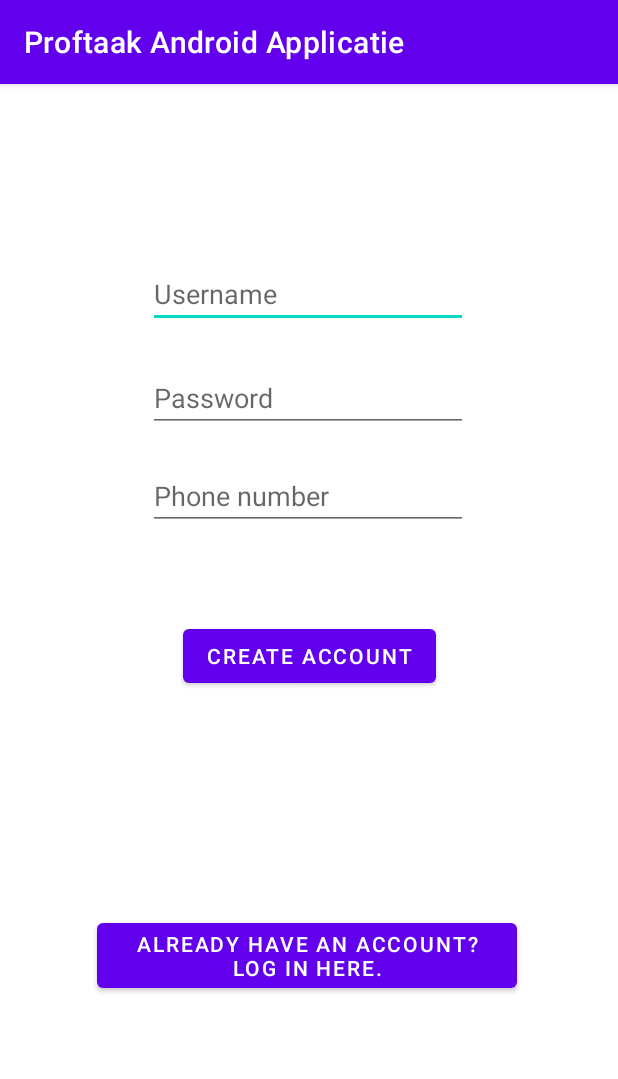
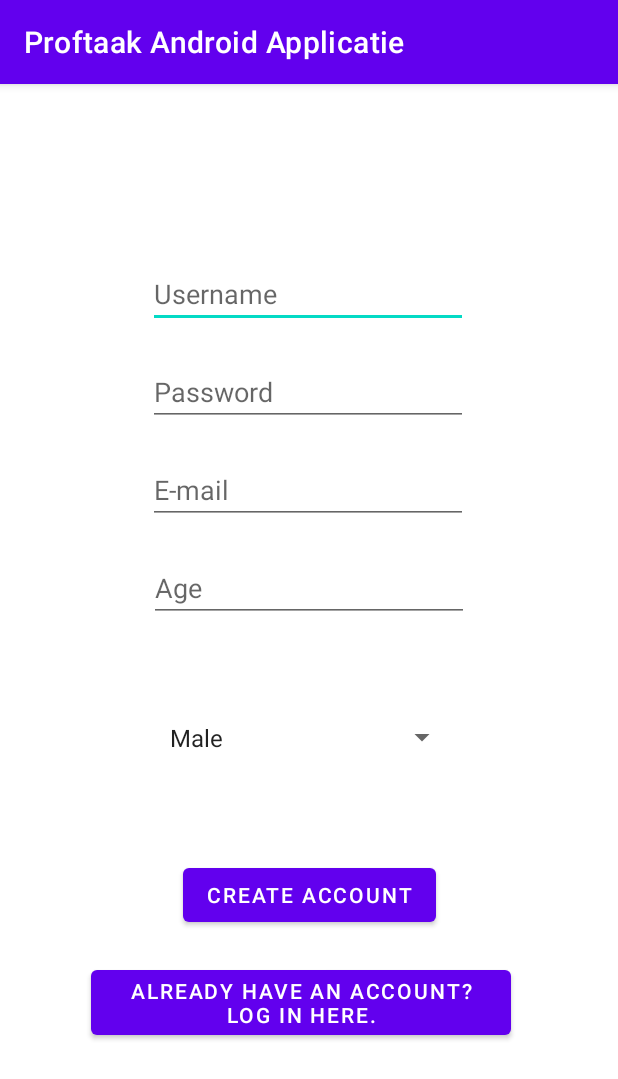
Before and after one commit to ebekoudijs/Proftaak_Android_Applicatie, an Android app: the screen it shows after launch (MainActivity), on a phone screen of 412 x 824 dp. Shown: the top 1079 px of the screen. Run offline under Robolectric (Android 15) with nearby library versions, the phone set to English and light mode, and no system bars.

```diff
--- a/app/src/main/AndroidManifest.xml
+++ b/app/src/main/AndroidManifest.xml
@@ -14,7 +14,7 @@
         android:supportsRtl="true"
         android:theme="@style/Theme.ProftaakAndroidApplicatie">
         <activity android:name=".Login" />
-        <activity android:name=".Order" />
+        <activity android:name=".OrderActivity" />
 
 
 
--- a/app/src/main/java/com/ebekoudijs/proftaakandroidapplicatie/MainActivity.java
+++ b/app/src/main/java/com/ebekoudijs/proftaakandroidapplicatie/MainActivity.java
@@ -6,19 +6,19 @@ import android.content.Intent;
 import android.os.Bundle;
 import android.util.Log;
 import android.view.View;
+import android.widget.AdapterView;
+import android.widget.ArrayAdapter;
 import android.widget.Button;
 import android.widget.EditText;
+import android.widget.Spinner;
 import android.widget.Toast;
 
 import com.ebekoudijs.proftaakandroidapplicatie.services.IUserService;
 import com.ebekoudijs.proftaakandroidapplicatie.services.UserService;
-import com.google.gson.Gson;
 
-import java.io.DataOutputStream;
-import java.net.HttpURLConnection;
-import java.net.URL;
+public class MainActivity extends AppCompatActivity implements AdapterView.OnItemSelectedListener {
 
-public class MainActivity extends AppCompatActivity {
+    public String spinnerContent;
 
     @Override
     protected void onCreate(Bundle savedInstanceState) {
@@ -27,11 +27,19 @@ public class MainActivity extends AppCompatActivity {
         IUserService userService = new UserService();
 
 
-        EditText EditTextUsername = findViewById(R.id.editTextUsername);
-        EditText EditTextPassword = findViewById(R.id.editTextPassword);
-        EditText EditTextPhoneNumber = findViewById(R.id.editTextPhoneNumber);
+        EditText editTextUsername = findViewById(R.id.editTextUsername);
+        EditText editTextPassword = findViewById(R.id.editTextPassword);
+        EditText editTextEmail = findViewById(R.id.editTextEmail);
+        EditText editTextAge = findViewById(R.id.editTextAge);
         Button Submit = findViewById(R.id.buttonCreate);
         Button ToLogin = findViewById(R.id.buttonToLogin);
+        Spinner spinner = findViewById(R.id.spinnerGender);
+
+
+        ArrayAdapter<CharSequence> adapter = ArrayAdapter.createFromResource(this, R.array.Genders, android.R.layout.simple_spinner_item);
+        adapter.setDropDownViewResource(android.R.layout.simple_spinner_dropdown_item);
+        spinner.setAdapter(adapter);
+        spinner.setOnItemSelectedListener(this);
 
 
 
@@ -39,8 +47,8 @@ public class MainActivity extends AppCompatActivity {
             @Override
             public void onClick(View v) {
 
-                User user = new User(EditTextUsername.getText().toString(), EditTextPassword.getText().toString(), EditTextPhoneNumber.getText().toString());
-
+                User user = new User(editTextUsername.getText().toString(), editTextPassword.getText().toString(), editTextEmail.getText().toString(),
+                        Integer.parseInt(editTextAge.getText().toString()), spinnerContent);
                 TaskRunner.executeAsync(() -> userService.createUser(user), (result)-> {
                     if (result.isPresent()){
                         Toast.makeText(getApplicationContext(), "Credentials sent successfully.", Toast.LENGTH_LONG).show();
@@ -48,7 +56,6 @@ public class MainActivity extends AppCompatActivity {
                     else {
                         Toast.makeText(getApplicationContext(), "Credentials NOT sent successfully!", Toast.LENGTH_LONG).show();
                     }
-
                 });
 
             }
@@ -63,4 +70,13 @@ public class MainActivity extends AppCompatActivity {
         });
     }
 
+    @Override
+    public void onItemSelected(AdapterView<?> parent, View view, int position, long id) {
+        spinnerContent = parent.getItemAtPosition(position).toString();
+    }
+
+    @Override
+    public void onNothingSelected(AdapterView<?> parent) {
+    }
+
 }
--- a/app/src/main/java/com/ebekoudijs/proftaakandroidapplicatie/Product.java
+++ b/app/src/main/java/com/ebekoudijs/proftaakandroidapplicatie/Product.java
@@ -7,5 +7,5 @@ public class Product {
     public int stock;
     public double amountCl;
     public String description;
-    public int orderAmount;
+    public int productId;
 }
--- a/app/src/main/java/com/ebekoudijs/proftaakandroidapplicatie/services/IOrderService.java
+++ b/app/src/main/java/com/ebekoudijs/proftaakandroidapplicatie/services/IOrderService.java
@@ -5,6 +5,6 @@ import com.ebekoudijs.proftaakandroidapplicatie.Product;
 import java.util.List;
 
 public interface IOrderService {
-    List<Product> getDrinks ();
-
+    List<Product> getDrinks();
+    Order addOrder(Order order);
 }
--- a/app/src/main/java/com/ebekoudijs/proftaakandroidapplicatie/services/UserService.java
+++ b/app/src/main/java/com/ebekoudijs/proftaakandroidapplicatie/services/UserService.java
@@ -39,7 +39,6 @@ public class UserService extends ApiWrapper implements IUserService {
 
                 return gson.fromJson(content.toString(), User.class);
             } catch (Exception e) {
-                //Log.e(TAG, "loginUser: ", e);
                 e.printStackTrace();
                 return(null);
             }
--- a/app/src/main/res/layout/activity_main.xml
+++ b/app/src/main/res/layout/activity_main.xml
@@ -10,11 +10,11 @@
         android:id="@+id/buttonCreate"
         android:layout_width="wrap_content"
         android:layout_height="wrap_content"
-        android:layout_marginTop="60dp"
+        android:layout_marginTop="56dp"
         android:text="Create account"
         app:layout_constraintEnd_toEndOf="parent"
         app:layout_constraintStart_toStartOf="parent"
-        app:layout_constraintTop_toBottomOf="@+id/editTextPhoneNumber" />
+        app:layout_constraintTop_toBottomOf="@+id/spinnerGender" />
 
     <EditText
         android:id="@+id/editTextUsername"
@@ -31,23 +31,10 @@
         app:layout_constraintVertical_bias="0.162" />
 
     <EditText
-        android:id="@+id/editTextPhoneNumber"
+        android:id="@+id/editTextPassword"
         android:layout_width="wrap_content"
         android:layout_height="wrap_content"
         android:layout_marginTop="20dp"
-        android:ems="10"
-        android:hint="Phone number"
-        android:inputType="textPersonName"
-        app:layout_constraintEnd_toEndOf="parent"
-        app:layout_constraintHorizontal_bias="0.497"
-        app:layout_constraintStart_toStartOf="parent"
-        app:layout_constraintTop_toBottomOf="@+id/editTextPassword" />
-
-    <EditText
-        android:id="@+id/editTextPassword"
-        android:layout_width="wrap_content"
-        android:layout_height="wrap_content"
-        android:layout_marginTop="24dp"
         android:ems="10"
         android:hint="Password"
         android:inputType="textPassword"
@@ -60,14 +47,52 @@
         android:id="@+id/buttonToLogin"
         android:layout_width="wrap_content"
         android:layout_height="wrap_content"
-        android:layout_marginTop="148dp"
+        android:layout_marginTop="20dp"
         android:insetLeft="20dp"
         android:insetRight="20dp"
         android:text="already have an account? log in here."
         app:iconPadding="10dp"
+        app:layout_constraintBottom_toBottomOf="parent"
         app:layout_constraintEnd_toEndOf="parent"
-        app:layout_constraintHorizontal_bias="0.489"
+        app:layout_constraintHorizontal_bias="0.444"
         app:layout_constraintStart_toStartOf="parent"
-        app:layout_constraintTop_toBottomOf="@+id/buttonCreate" />
+        app:layout_constraintTop_toBottomOf="@+id/buttonCreate"
+        app:layout_constraintVertical_bias="0.0" />
+
+    <EditText
+        android:id="@+id/editTextEmail"
+        android:layout_width="wrap_content"
+        android:layout_height="wrap_content"
+        android:layout_marginTop="20dp"
+        android:ems="10"
+        android:hint="E-mail"
+        android:inputType="textEmailAddress"
+        app:layout_constraintEnd_toEndOf="parent"
+        app:layout_constraintHorizontal_bias="0.497"
+        app:layout_constraintStart_toStartOf="parent"
+        app:layout_constraintTop_toBottomOf="@+id/editTextPassword" />
+
+    <EditText
+        android:id="@+id/editTextAge"
+        android:layout_width="wrap_content"
+        android:layout_height="wrap_content"
+        android:layout_marginTop="20dp"
+        android:ems="10"
+        android:hint="Age"
+        android:inputType="number"
+        app:layout_constraintEnd_toEndOf="parent"
+        app:layout_constraintStart_toStartOf="parent"
+        app:layout_constraintTop_toBottomOf="@+id/editTextEmail" />
+
+    <Spinner
+        android:id="@+id/spinnerGender"
+        android:layout_width="200dp"
+        android:layout_height="50dp"
+        android:layout_marginTop="52dp"
+        android:spinnerMode="dialog"
+        app:layout_constraintEnd_toEndOf="parent"
+        app:layout_constraintHorizontal_bias="0.497"
+        app:layout_constraintStart_toStartOf="parent"
+        app:layout_constraintTop_toBottomOf="@+id/editTextAge" />
 
 </androidx.constraintlayout.widget.ConstraintLayout>
--- a/app/src/main/res/layout/activity_order.xml
+++ b/app/src/main/res/layout/activity_order.xml
@@ -4,7 +4,7 @@
     xmlns:tools="http://schemas.android.com/tools"
     android:layout_width="match_parent"
     android:layout_height="match_parent"
-    tools:context=".Order">
+    tools:context=".OrderActivity">
 
     <Button
         android:id="@+id/buttonOrder"
--- a/app/src/main/res/values/strings.xml
+++ b/app/src/main/res/values/strings.xml
@@ -7,4 +7,10 @@
     -->
     <string name="hello_world">Hello Square World!</string>
     <string name="title_activity_login">Login</string>
+
+    <string-array name="Genders">
+        <item>Male</item>
+        <item>Female</item>
+        <item>Other</item>
+    </string-array>
 </resources>
```
Also changed, not shown: app/src/main/java/com/ebekoudijs/proftaakandroidapplicatie/Login.java (+3 -11 lines), app/src/main/java/com/ebekoudijs/proftaakandroidapplicatie/Order.java (deleted, +0 -54 lines), app/src/main/java/com/ebekoudijs/proftaakandroidapplicatie/OrderActivity.java (added, +71 -0 lines), app/src/main/java/com/ebekoudijs/proftaakandroidapplicatie/ProductLine.java (added, +11 -0 lines), app/src/main/java/com/ebekoudijs/proftaakandroidapplicatie/RecyclerViewAdapter.java (+17 -6 lines), app/src/main/java/com/ebekoudijs/proftaakandroidapplicatie/User.java (+14 -5 lines), app/src/main/java/com/ebekoudijs/proftaakandroidapplicatie/services/Order.java (added, +24 -0 lines), app/src/main/java/com/ebekoudijs/proftaakandroidapplicatie/services/OrderService.java (+37 -0 lines).
